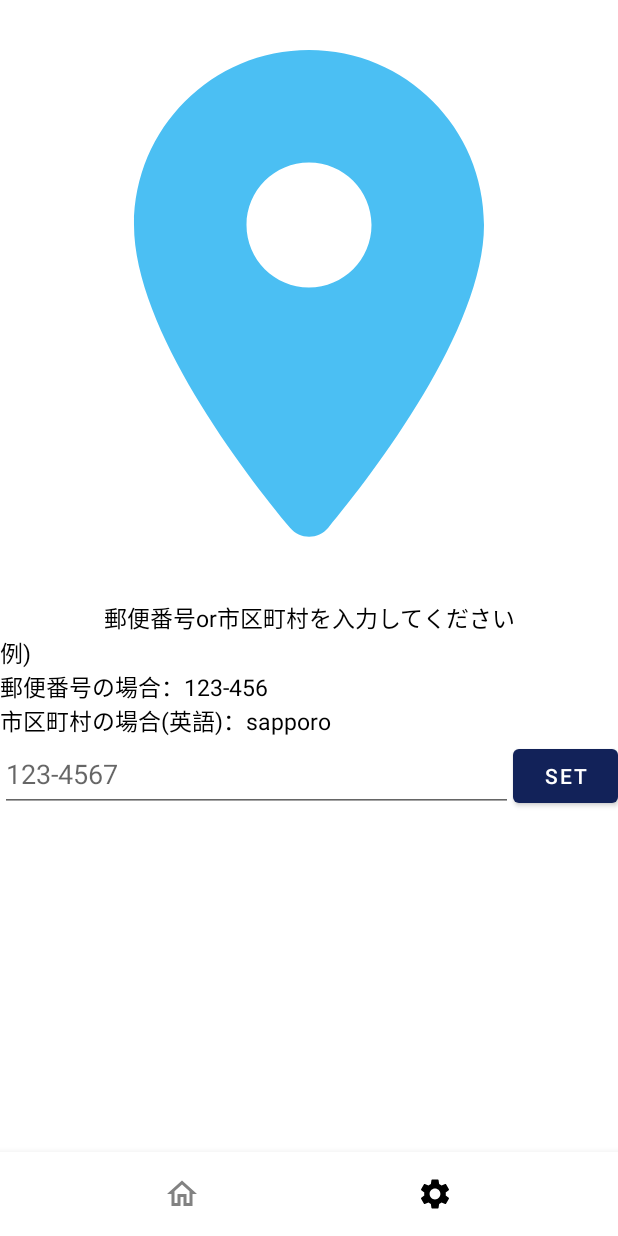
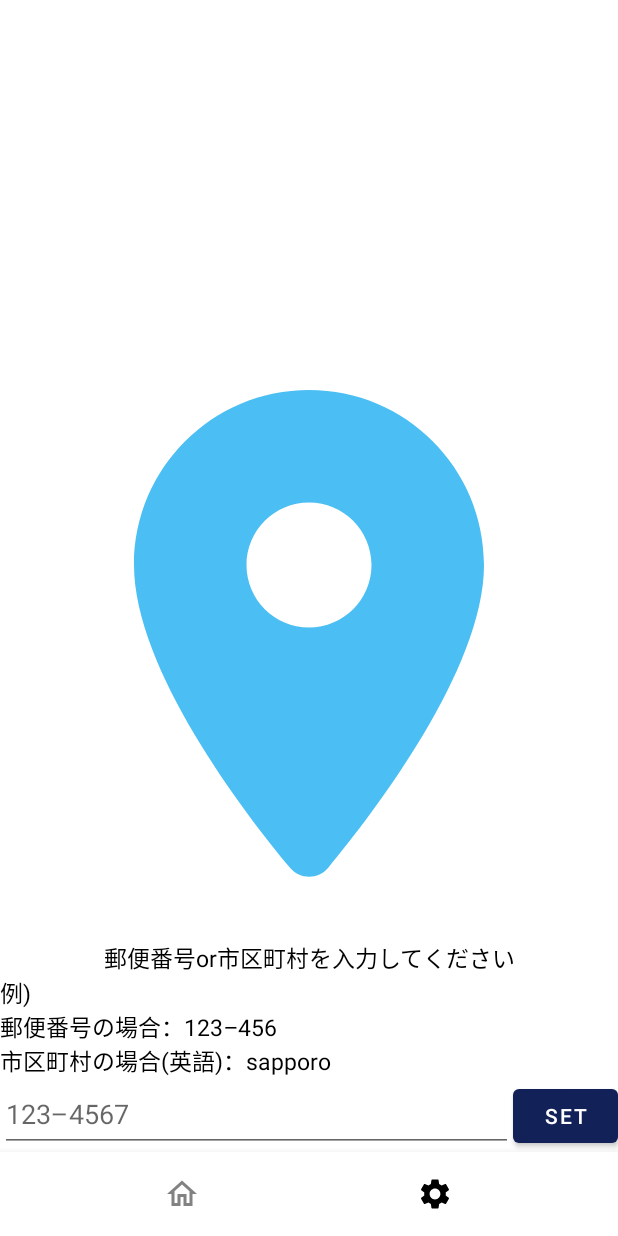
Before and after one commit to abetakut/LaundryRanger, an Android app: the SettingFragment screen opened through its navigation route, on a phone screen of 412 x 824 dp. Run offline under Robolectric (Android 15) with nearby library versions, the phone set to English and light mode, and no system bars; our stand-ins replace navigation-ui.

Commit message:
Fix Setting Fragment layout to bottom.

```diff
--- a/app/src/main/res/layout/fragment_setting.xml
+++ b/app/src/main/res/layout/fragment_setting.xml
@@ -11,8 +11,8 @@
 
         <LinearLayout
             android:layout_width="match_parent"
-            android:layout_height="wrap_content"
-            android:gravity="center"
+            android:layout_height="match_parent"
+            android:gravity="bottom"
             android:orientation="vertical">
 
             <ImageView
@@ -26,14 +26,14 @@
                 android:layout_width="match_parent"
                 android:layout_height="wrap_content"
                 android:gravity="center_horizontal"
-                android:text="郵便番号or市区町村を入力してください"
+                android:text="@string/introduction"
                 android:textSize="15sp" />
 
             <TextView
                 android:id="@+id/setting_example"
                 android:layout_width="match_parent"
                 android:layout_height="wrap_content"
-                android:text="例)\n郵便番号の場合：123-456\n市区町村の場合(英語)：sapporo"
+                android:text="@string/input_sample"
                 android:textSize="15sp" />
 
 
@@ -48,7 +48,7 @@
                     android:layout_width="match_parent"
                     android:layout_height="50sp"
                     android:layout_weight="4"
-                    android:hint="123-4567"
+                    android:hint="@string/post_code_hint"
                     android:imeOptions="actionDone"
                     android:inputType="text" />
 
@@ -57,7 +57,7 @@
                     android:layout_width="wrap_content"
                     android:layout_height="wrap_content"
                     android:layout_weight="1"
-                    android:text="set" />
+                    android:text="@string/set" />
 
             </LinearLayout>
 
--- a/app/src/main/res/values/strings.xml
+++ b/app/src/main/res/values/strings.xml
@@ -7,4 +7,8 @@
     <string name="title_setting">Set</string>
     <string name="goHome">go home</string>
     <string name="unknown">--</string>
+    <string name="introduction">郵便番号or市区町村を入力してください</string>
+    <string name="input_sample">例)\n郵便番号の場合：123–456\n市区町村の場合(英語)：sapporo</string>
+    <string name="post_code_hint">123–4567</string>
+    <string name="set">set</string>
 </resources>
```
Also changed, not shown: app/src/main/res/navigation/mobile_navigation.xml (+0 -18 lines).
